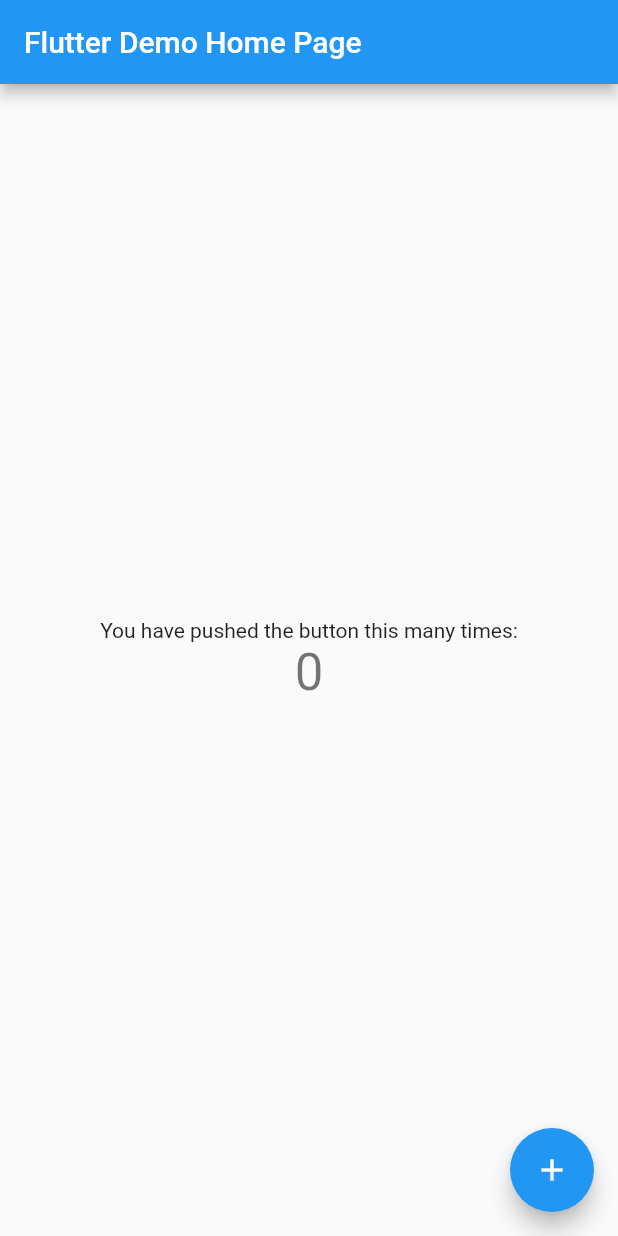
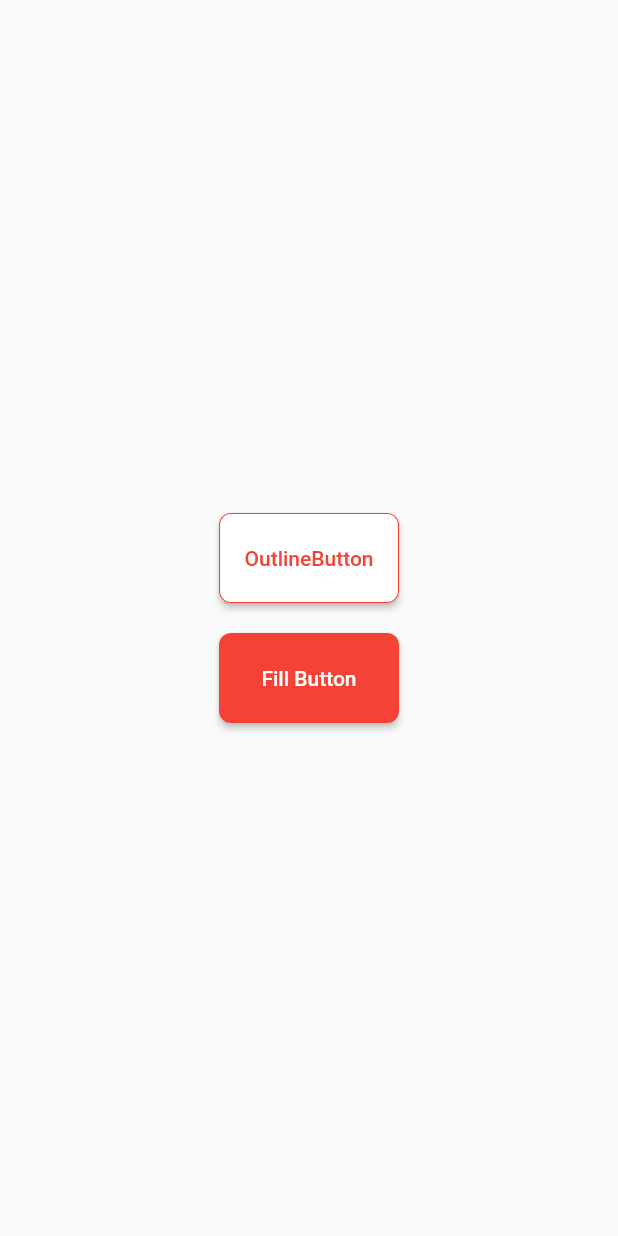
Before and after one commit to MinhQuang1711/factory-method, a Flutter app: the screen it shows after launch, on a phone screen of 412 x 824 dp. Run offline on Flutter 3.47's test engine with Material 2 defaults, Android fonts, the phone set to English and light mode, and no system bars.

Commit message:
factoryMethod

```diff
--- /dev/null
+++ b/factory_method/lib/factory/custom_button.dart
@@ -0,0 +1,5 @@
+import 'package:flutter/material.dart';
+
+abstract class CustomButton{
+  Widget createButton();
+}
--- /dev/null
+++ b/factory_method/lib/factory/custombutton_factory.dart
@@ -0,0 +1,12 @@
+import 'package:factory_method/factory/custom_button.dart';
+import 'package:flutter/material.dart';
+
+class CustomButtonFactory extends StatelessWidget {
+  const CustomButtonFactory({required this.customButton, super.key});
+  final CustomButton customButton;
+
+  @override
+  Widget build(BuildContext context) {
+    return customButton.createButton();
+  }
+}
--- a/factory_method/lib/main.dart
+++ b/factory_method/lib/main.dart
@@ -1,3 +1,4 @@
+import 'package:factory_method/ui/main_page.dart';
 import 'package:flutter/material.dart';
 
 void main() {
@@ -7,109 +8,11 @@ void main() {
 class MyApp extends StatelessWidget {
   const MyApp({super.key});
 
-  // This widget is the root of your application.
   @override
   Widget build(BuildContext context) {
-    return MaterialApp(
-      title: 'Flutter Demo',
-      theme: ThemeData(
-        // This is the theme of your application.
-        //
-        // Try running your application with "flutter run". You'll see the
-        // application has a blue toolbar. Then, without quitting the app, try
-        // changing the primarySwatch below to Colors.green and then invoke
-        // "hot reload" (press "r" in the console where you ran "flutter run",
-        // or simply save your changes to "hot reload" in a Flutter IDE).
-        // Notice that the counter didn't reset back to zero; the application
-        // is not restarted.
-        primarySwatch: Colors.blue,
-      ),
-      home: const MyHomePage(title: 'Flutter Demo Home Page'),
+    return const MaterialApp(
+      debugShowCheckedModeBanner: false,
+      home: MainPage(),
     );
   }
 }
-
-class MyHomePage extends StatefulWidget {
-  const MyHomePage({super.key, required this.title});
-
-  // This widget is the home page of your application. It is stateful, meaning
-  // that it has a State object (defined below) that contains fields that affect
-  // how it looks.
-
-  // This class is the configuration for the state. It holds the values (in this
-  // case the title) provided by the parent (in this case the App widget) and
-  // used by the build method of the State. Fields in a Widget subclass are
-  // always marked "final".
-
-  final String title;
-
-  @override
-  State<MyHomePage> createState() => _MyHomePageState();
-}
-
-class _MyHomePageState extends State<MyHomePage> {
-  int _counter = 0;
-
-  void _incrementCounter() {
-    setState(() {
-      // This call to setState tells the Flutter framework that something has
-      // changed in this State, which causes it to rerun the build method below
-      // so that the display can reflect the updated values. If we changed
-      // _counter without calling setState(), then the build method would not be
-      // called again, and so nothing would appear to happen.
-      _counter++;
-    });
-  }
-
-  @override
-  Widget build(BuildContext context) {
-    // This method is rerun every time setState is called, for instance as done
-    // by the _incrementCounter method above.
-    //
-    // The Flutter framework has been optimized to make rerunning build methods
-    // fast, so that you can just rebuild anything that needs updating rather
-    // than having to individually change instances of widgets.
-    return Scaffold(
-      appBar: AppBar(
-        // Here we take the value from the MyHomePage object that was created by
-        // the App.build method, and use it to set our appbar title.
-        title: Text(widget.title),
-      ),
-      body: Center(
-        // Center is a layout widget. It takes a single child and positions it
-        // in the middle of the parent.
-        child: Column(
-          // Column is also a layout widget. It takes a list of children and
-          // arranges them vertically. By default, it sizes itself to fit its
-          // children horizontally, and tries to be as tall as its parent.
-          //
-          // Invoke "debug painting" (press "p" in the console, choose the
-          // "Toggle Debug Paint" action from the Flutter Inspector in Android
-          // Studio, or the "Toggle Debug Paint" command in Visual Studio Code)
-          // to see the wireframe for each widget.
-          //
-          // Column has various properties to control how it sizes itself and
-          // how it positions its children. Here we use mainAxisAlignment to
-          // center the children vertically; the main axis here is the vertical
-          // axis because Columns are vertical (the cross axis would be
-          // horizontal).
-          mainAxisAlignment: MainAxisAlignment.center,
-          children: <Widget>[
-            const Text(
-              'You have pushed the button this many times:',
-            ),
-            Text(
-              '$_counter',
-              style: Theme.of(context).textTheme.headlineMedium,
-            ),
-          ],
-        ),
-      ),
-      floatingActionButton: FloatingActionButton(
-        onPressed: _incrementCounter,
-        tooltip: 'Increment',
-        child: const Icon(Icons.add),
-      ), // This trailing comma makes auto-formatting nicer for build methods.
-    );
-  }
-}
--- /dev/null
+++ b/factory_method/lib/ui/main_page.dart
@@ -0,0 +1,24 @@
+import 'package:factory_method/factory/custombutton_factory.dart';
+import 'package:factory_method/widget/fill_button.dart';
+import 'package:factory_method/widget/outline_button.dart';
+import 'package:flutter/material.dart';
+
+class MainPage extends StatelessWidget {
+  const MainPage({super.key});
+
+  @override
+  Widget build(BuildContext context) {
+    return Scaffold(
+      body: Center(
+        child: Column(
+          mainAxisAlignment: MainAxisAlignment.center,
+          children: [
+            CustomButtonFactory(customButton: CustomOutlineButton()),
+            const SizedBox(height: 20),
+            CustomButtonFactory(customButton: CustomFillButton())
+          ],
+        ),
+      ),
+    );
+  }
+}
--- /dev/null
+++ b/factory_method/lib/widget/fill_button.dart
@@ -0,0 +1,27 @@
+import 'package:factory_method/factory/custom_button.dart';
+import 'package:flutter/material.dart';
+
+class CustomFillButton implements CustomButton {
+  @override
+  Widget createButton() {
+    return SizedBox(
+      height: 60,
+      width: 120,
+      child: ElevatedButton(
+        onPressed: () {},
+        style: ButtonStyle(
+          backgroundColor: MaterialStateProperty.all<Color>(Colors.red),
+          shape: MaterialStateProperty.all<RoundedRectangleBorder>(
+            RoundedRectangleBorder(
+              borderRadius: BorderRadius.circular(8),
+            ),
+          ),
+        ),
+        child: const Text(
+          'Fill Button',
+          style: TextStyle(color: Colors.white),
+        ),
+      ),
+    );
+  }
+}
--- /dev/null
+++ b/factory_method/lib/widget/outline_button.dart
@@ -0,0 +1,28 @@
+import 'package:factory_method/factory/custom_button.dart';
+import 'package:flutter/material.dart';
+
+class CustomOutlineButton implements CustomButton {
+  @override
+  Widget createButton() {
+    return SizedBox(
+      height: 60,
+      width: 120,
+      child: ElevatedButton(
+        onPressed: () {},
+        style: ButtonStyle(
+          backgroundColor: MaterialStateProperty.all<Color>(Colors.white),
+          shape: MaterialStateProperty.all<RoundedRectangleBorder>(
+            RoundedRectangleBorder(
+              borderRadius: BorderRadius.circular(8),
+              side: const BorderSide(color: Colors.red, width: 0.7),
+            ),
+          ),
+        ),
+        child: const Text(
+          'OutlineButton',
+          style: TextStyle(color: Colors.red),
+        ),
+      ),
+    );
+  }
+}
```
